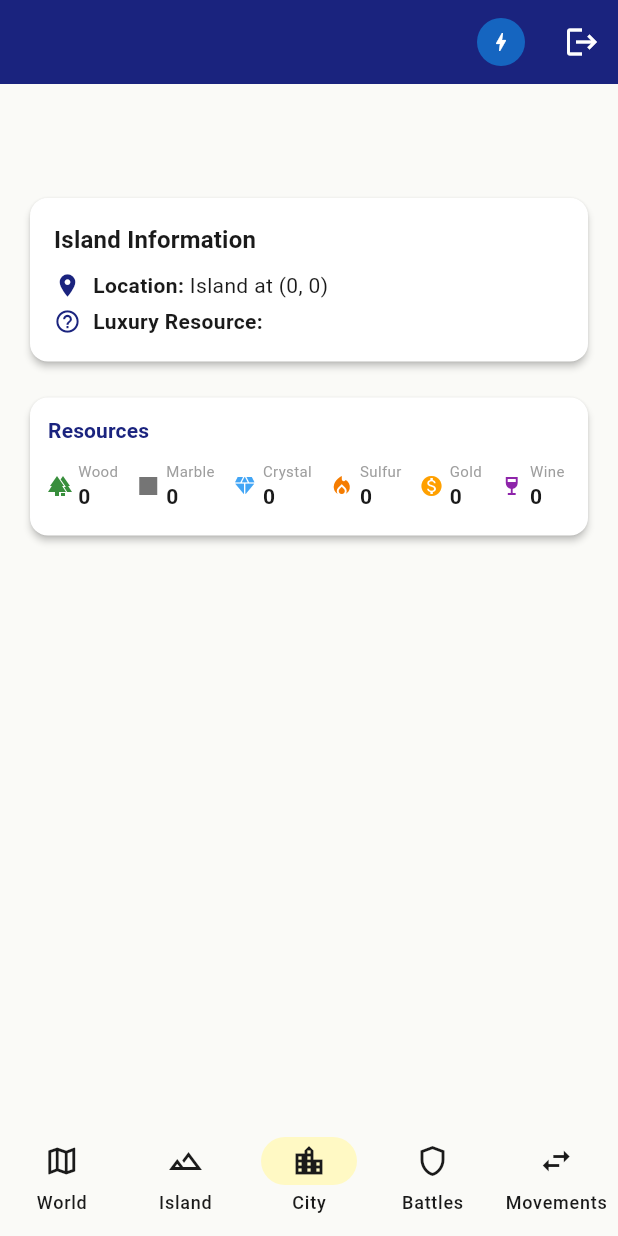
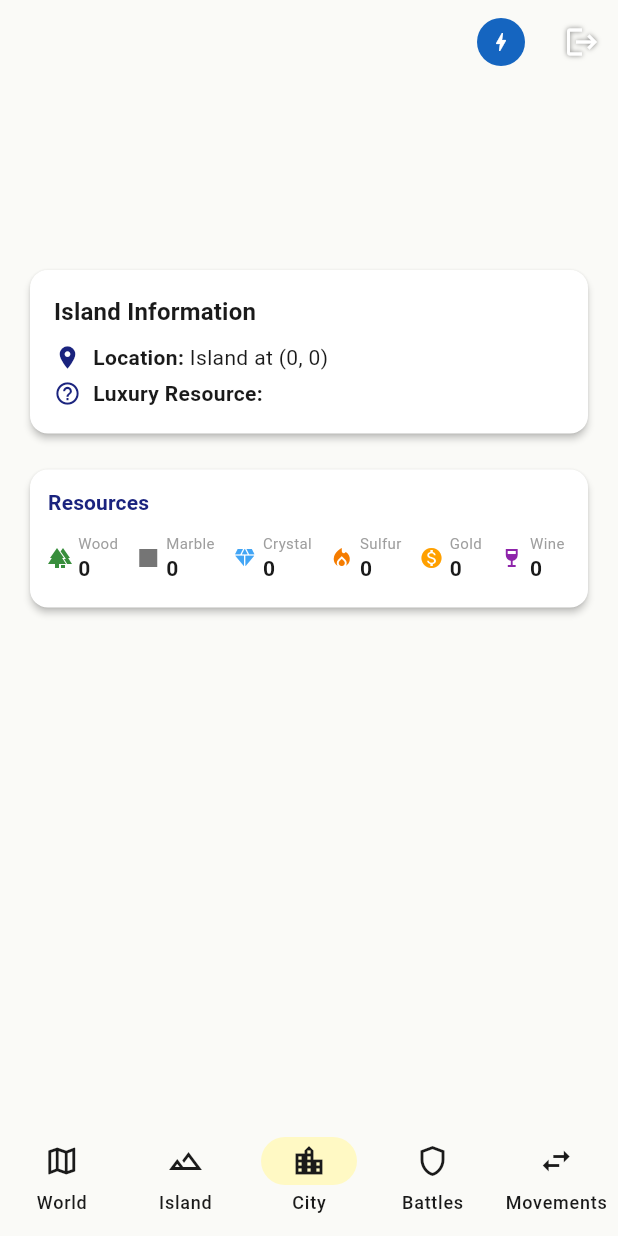
Before and after one commit to stargazercoder/ikariam-fake, a Flutter app: the CityScreen screen opened by its route, on a phone screen of 412 x 824 dp. Run offline on Flutter 3.47's test engine with Material 3 defaults, Android fonts, the light colour scheme and no system bars; our stand-ins replace fl_chart, flutter_riverpod, go_router, supabase_flutter; accounts and stored records are empty.

Commit message:
feat(17-01): transparent AppBar on CityScreen and EnemyCityViewScreen
- CityScreen: extendBodyBehindAppBar=true, transparent AppBar, remove title widget
- CityScreen: body padding uses kToolbarHeight+status bar to clear AppBar
- CityScreen: city name heading and displayName text get drop shadow for visibility
- EnemyCityViewScreen: extendBodyBehindAppBar=true, transparent AppBar replacing red bar
- EnemyCityViewScreen: read-only banner now shows cityName+ownerName context
- EnemyCityViewScreen: body wrapped in Padding to account for transparent AppBar height

```diff
--- a/lib/features/city/screens/city_screen.dart
+++ b/lib/features/city/screens/city_screen.dart
@@ -47,18 +47,18 @@ class CityScreen extends ConsumerWidget {
             1);
 
     return Scaffold(
+      extendBodyBehindAppBar: true,
       appBar: AppBar(
-        title: cityAsync.when(
-          data: (city) => Text(city?['name'] as String? ?? 'My City'),
-          loading: () => const SizedBox(
-            width: 20,
-            height: 20,
-            child: CircularProgressIndicator(
-              strokeWidth: 2,
-              color: Colors.white,
-            ),
-          ),
-          error: (err, stack) => const Text('My City'),
+        backgroundColor: Colors.transparent,
+        elevation: 0,
+        shadowColor: Colors.transparent,
+        iconTheme: const IconThemeData(
+          color: Colors.white,
+          shadows: [Shadow(blurRadius: 4, color: Colors.black54)],
+        ),
+        actionsIconTheme: const IconThemeData(
+          color: Colors.white,
+          shadows: [Shadow(blurRadius: 4, color: Colors.black54)],
         ),
         actions: [
           // Player avatar + display name.
@@ -75,6 +75,7 @@ class CityScreen extends ConsumerWidget {
                     style: const TextStyle(
                       color: Colors.white,
                       fontSize: 14,
+                      shadows: [Shadow(blurRadius: 4, color: Colors.black54)],
                     ),
                   ),
                 const SizedBox(width: 4),
@@ -142,7 +143,12 @@ class _CityBody extends ConsumerWidget {
         resourcesAsync.whenOrNull(data: (r) => r) ?? <CityResource>[];
 
     return SingleChildScrollView(
-      padding: const EdgeInsets.all(16),
+      padding: EdgeInsets.only(
+        top: MediaQuery.of(context).padding.top + kToolbarHeight + 8,
+        left: 16,
+        right: 16,
+        bottom: 16,
+      ),
       child: Center(
         child: ConstrainedBox(
           constraints: const BoxConstraints(maxWidth: 600),
@@ -154,7 +160,10 @@ class _CityBody extends ConsumerWidget {
                 cityName,
                 style: Theme.of(context).textTheme.headlineMedium?.copyWith(
                       fontWeight: FontWeight.bold,
-                      color: Theme.of(context).colorScheme.primary,
+                      color: Colors.white,
+                      shadows: const [
+                        Shadow(blurRadius: 4, color: Colors.black54),
+                      ],
                     ),
                 textAlign: TextAlign.center,
               ),
```
Also changed, not shown: lib/features/map/screens/enemy_city_view_screen.dart (+20 -11 lines).
